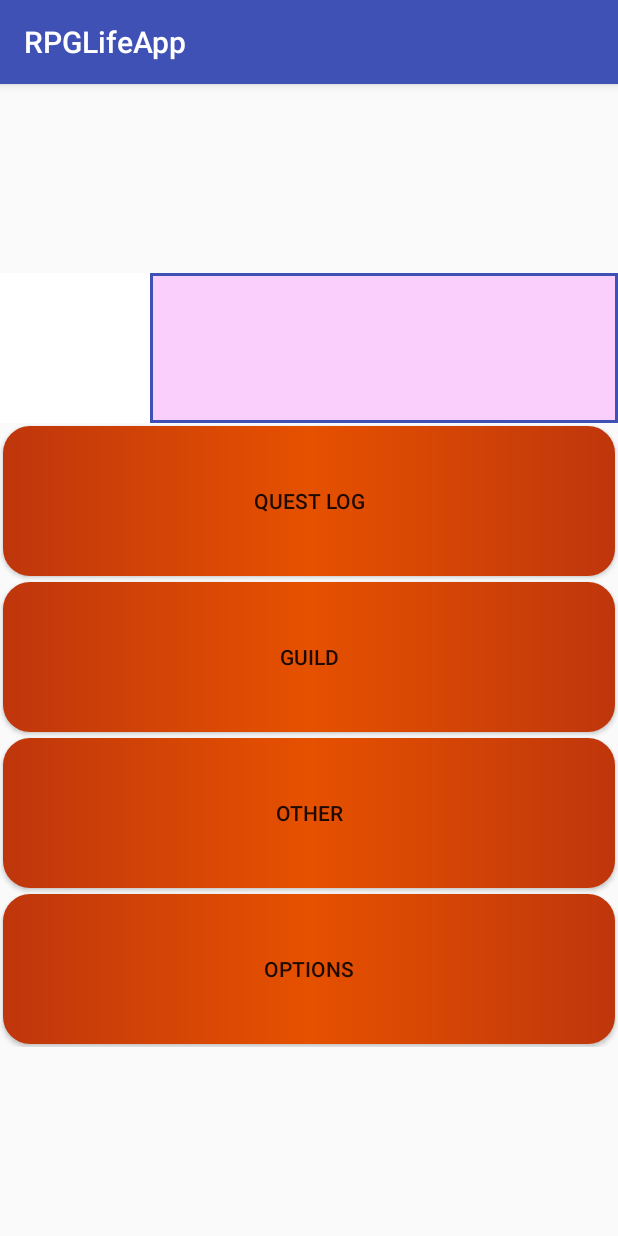
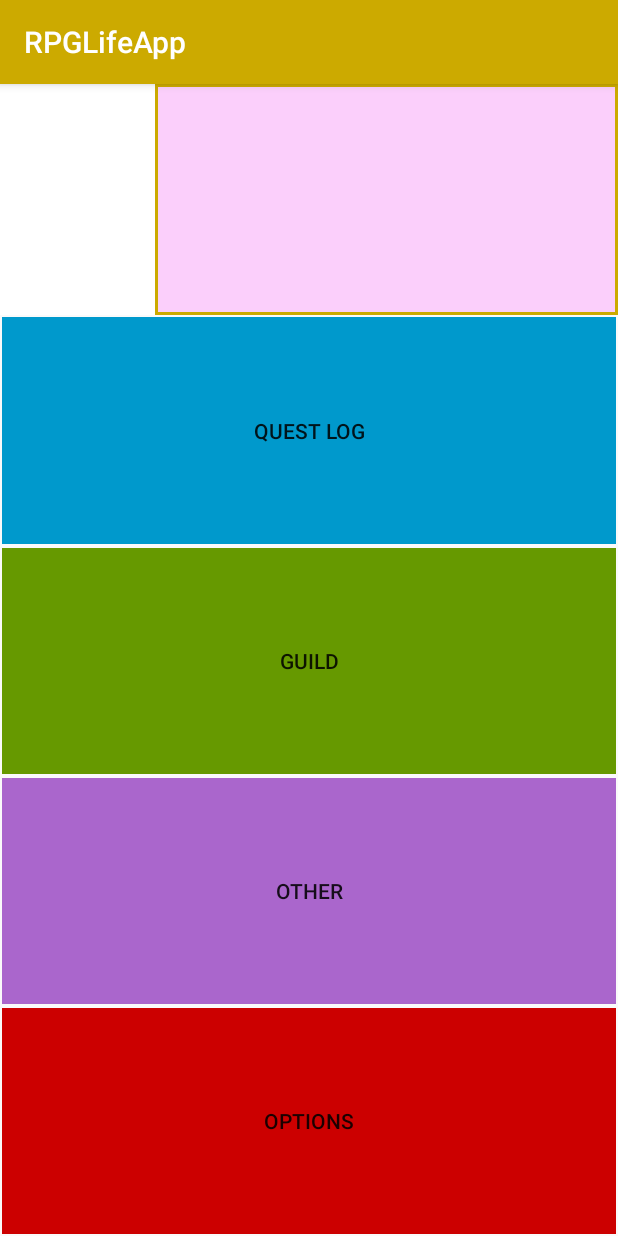
Before and after one commit to SvenDub/RPGLifeApp, an Android app: the MainMenuActivity screen opened directly, with no data from a screen before it, on a phone screen of 412 x 824 dp. Run offline under Robolectric (Android 15) with nearby library versions, the phone set to English and light mode, and no system bars; our stand-ins replace data binding.

Commit message:
Altered some styling.

```diff
--- a/app/src/main/java/questionablequality/rpglifeapp/MainMenuActivity.java
+++ b/app/src/main/java/questionablequality/rpglifeapp/MainMenuActivity.java
@@ -18,25 +18,38 @@ public class MainMenuActivity extends AppCompatActivity {
     protected void onCreate(Bundle savedInstanceState) {
         super.onCreate(savedInstanceState);
 
+        //Initialize the DataBinding Viewbinding
         binding = DataBindingUtil.setContentView(this, R.layout.activity_main_menu);
 
+        //Data binding the data element "User"
         binding.setUser((User)getIntent().getSerializableExtra("User"));
 
+
+        //Setting the Buttons OnClick events
         binding.btnQuestLog.setOnClickListener(new View.OnClickListener() {
             @Override
             public void onClick(View v) {
                 Intent intent = new Intent(MainMenuActivity.this, QuestLogActivity.class);
-                startActivity(intent);
-            }
+                startActivity(intent);    }
         });
+
+        binding.btnGuild.setOnClickListener(new View.OnClickListener() {
+            @Override
+            public void onClick(View v) {
+
+            }   });
+
+        binding.btnOptions.setOnClickListener(new View.OnClickListener() {
+            @Override
+            public void onClick(View v) {
+
+            }   });
 
         binding.btnOptions.setOnClickListener(new View.OnClickListener() {
             @Override
             public void onClick(View v) {
                 MediaPlayer mediaPlayer = MediaPlayer.create(getApplicationContext(), R.raw.mu);
-                mediaPlayer.start();
-
-            }
+                mediaPlayer.start();    }
         });
 
     }
--- /dev/null
+++ b/app/src/main/res/drawable/main_menu_button.xml
@@ -0,0 +1,4 @@
+<?xml version="1.0" encoding="utf-8"?>
+<shape xmlns:android="http://schemas.android.com/apk/res/android"
+    android:shape="rectangle">
+</shape>
--- a/app/src/main/res/drawable/mainmenuscroll.xml
+++ b/app/src/main/res/drawable/main_menu_scroll.xml
@@ -1,6 +1,6 @@
 <?xml version="1.0" encoding="utf-8"?>
 <shape xmlns:android="http://schemas.android.com/apk/res/android">
-    <stroke android:color="@color/colorPrimary"
+    <stroke android:color="@color/DefaultColor"
         android:width="2dp"/>
     <gradient android:startColor="@color/ScrollBackground"
         android:endColor="@color/ScrollBackground"/>
--- a/app/src/main/res/drawable/mainmenubutton.xml
+++ /dev/null
@@ -1,10 +0,0 @@
-<?xml version="1.0" encoding="utf-8"?>
-<shape xmlns:android="http://schemas.android.com/apk/res/android"
-    android:shape="rectangle">
-
-    <gradient android:startColor="@color/colorButtonStyleDark"
-        android:centerColor="@color/colorButtonStyle"
-        android:endColor="@color/colorButtonStyleDark"/>
-
-    <corners android:radius="18dp" />
-</shape>
--- a/app/src/main/res/layout/activity_main_menu.xml
+++ b/app/src/main/res/layout/activity_main_menu.xml
@@ -17,19 +17,20 @@
 
         <LinearLayout
             android:layout_width="match_parent"
-            android:layout_height="wrap_content"
-            android:orientation="horizontal">
+            android:layout_height="match_parent"
+            android:orientation="horizontal"
+            android:layout_weight="1">
 
             <ImageView
-                android:layout_width="200dp"
-                android:layout_height="100dp"
-                android:layout_weight="0.07"
+                android:layout_width="match_parent"
+                android:layout_height="match_parent"
+                android:layout_weight="3"
                 app:srcCompat="@android:color/background_light"/>
 
-            <ScrollView android:background="@drawable/mainmenuscroll"
+            <ScrollView android:background="@drawable/main_menu_scroll"
                 android:layout_width="match_parent"
-                android:layout_height="100dp"
-                android:layout_weight="0.07">
+                android:layout_height="match_parent"
+                android:layout_weight="1">
 
                 <LinearLayout
                     android:layout_width="match_parent"
@@ -47,40 +48,41 @@
 
         </LinearLayout>
 
-        <LinearLayout
-            android:layout_width="match_parent"
-            android:layout_height="wrap_content"
-            android:layout_gravity="bottom"
-            android:orientation="vertical">
-
         <Button
             android:id="@+id/btn_quest_log"
             style="@style/MainMenuButton"
             android:layout_width="match_parent"
-                android:layout_height="wrap_content"
-                android:text="@string/action_quest_log"/>
+            android:layout_height="match_parent"
+            android:text="@string/action_quest_log"
+            android:layout_weight="1"
+            android:backgroundTint="@android:color/holo_blue_dark" />
 
         <Button
             android:id="@+id/btn_guild"
             style="@style/MainMenuButton"
             android:layout_width="match_parent"
-                android:layout_height="wrap_content"
-                android:text="@string/action_guild"/>
+            android:layout_height="match_parent"
+            android:text="@string/action_guild"
+            android:layout_weight="1"
+            android:backgroundTint="@android:color/holo_green_dark" />
 
         <Button
             android:id="@+id/btn_other"
             style="@style/MainMenuButton"
             android:layout_width="match_parent"
-                android:layout_height="wrap_content"
-                android:text="@string/action_other"/>
+            android:layout_height="match_parent"
+            android:text="@string/action_other"
+            android:layout_weight="1"
+            android:backgroundTint="@android:color/holo_purple" />
 
         <Button
             android:id="@+id/btn_options"
             style="@style/MainMenuButton"
             android:layout_width="match_parent"
-                android:layout_height="wrap_content"
-                android:text="@string/action_options"/>
-        </LinearLayout>
+            android:layout_height="match_parent"
+            android:text="@string/action_options"
+            android:layout_weight="1"
+            android:backgroundTint="@android:color/holo_red_dark" />
 
     </LinearLayout>
 </layout>
--- a/app/src/main/res/layout/activity_quest_log.xml
+++ b/app/src/main/res/layout/activity_quest_log.xml
@@ -11,7 +11,7 @@
         <ListView
             android:layout_width="match_parent"
             android:layout_height="match_parent"
-            android:layout_weight=".15">
+            android:layout_weight="1">
         </ListView>
 
         <LinearLayout
@@ -19,29 +19,30 @@
             android:layout_width="match_parent"
             android:layout_height="match_parent"
             android:gravity="bottom"
-            android:layout_weight="1">
+            android:layout_weight="5">
 
-            <Button
+            <Button style="@style/DefaultButton"
                 android:text="Add Quest"
                 android:layout_width="match_parent"
-                android:layout_height="wrap_content"
-                android:id="@+id/BtnAddQuest" />
+                android:layout_height="match_parent"
+                android:id="@+id/BtnAddQuest"
+                android:layout_weight="1" />
 
             <LinearLayout
                 android:orientation="horizontal"
                 android:layout_width="match_parent"
                 android:layout_height="match_parent"
-                android:gravity="bottom">
+                android:gravity="bottom"
+                android:layout_weight="1">
 
-                <Button
+                <Button style="@style/BackButton"
                     android:id="@+id/BtnBack"
-                    android:layout_weight="1"
-                    style="@style/BackButton" />
+                    android:layout_weight="1" />
 
-                <Button
+                <Button style="@style/DefaultButton"
                     android:text="Button"
                     android:layout_width="match_parent"
-                    android:layout_height="wrap_content"
+                    android:layout_height="match_parent"
                     android:id="@+id/BtnFilter"
                     android:layout_weight="1" />
             </LinearLayout>
--- a/app/src/main/res/values/colors.xml
+++ b/app/src/main/res/values/colors.xml
@@ -1,13 +1,14 @@
 <?xml version="1.0" encoding="utf-8"?>
 <resources>
-    <color name="colorPrimary">#3F51B5</color>
-    <color name="colorPrimaryDark">#303F9F</color>
-    <color name="colorAccent">#FF4081</color>
 
-    <color name="colorButtonStyle">#e65100</color>
-    <color name="colorButtonStyleDark">#bf360c</color>
+    <color name="DefaultColor">#CCAA00</color>
+    <color name="DefaultColorDark">#AA8800</color>
+    <color name="DefaultColorAccent">#AACC00</color>
+
+    <color name="colorButtonStyle">#000000</color>
 
     <color name="ScrollBackground">#47ff62ff</color>
 
-    <color name="BackButton">#FF0000</color>
+    <color name="BackButton">#CC0000</color>
+
 </resources>
--- a/app/src/main/res/values/styles.xml
+++ b/app/src/main/res/values/styles.xml
@@ -3,20 +3,25 @@
     <!-- Base application theme. -->
     <style name="AppTheme" parent="Theme.AppCompat.Light.DarkActionBar">
         <!-- Customize your theme here. -->
-        <item name="colorPrimary">@color/colorPrimary</item>
-        <item name="colorPrimaryDark">@color/colorPrimaryDark</item>
-        <item name="colorAccent">@color/colorAccent</item>
+        <item name="colorPrimary">@color/DefaultColor</item>
+        <item name="colorPrimaryDark">@color/DefaultColorDark</item>
+        <item name="colorAccent">@color/DefaultColorAccent</item>
     </style>
 
     <style name="MainMenuButton" parent="Base.Widget.AppCompat.Button">
-        <item name="android:height">100dp</item>
-        <item name="android:layout_margin">2dp</item>
-        <item name="android:background">@drawable/mainmenubutton</item>
+        <item name="android:background">@drawable/main_menu_button</item>
+        <item name="android:layout_margin">1dp</item>
+        <item name="android:layout_weight">1</item>
+    </style>
+
+    <style name="DefaultButton" parent="Base.Widget.AppCompat.Button">
+        <item name="android:background">@color/DefaultColor</item>
+        <item name="android:layout_margin">1dp</item>
     </style>
 
     <style name="BackButton" parent="Base.Widget.AppCompat.Button">
-        <item name="android:layout_height">50dp</item>
-        <item name="android:layout_width">100dp</item>
+        <item name="android:layout_height">match_parent</item>
+        <item name="android:layout_width">150dp</item>
         <item name="android:layout_margin">2dp</item>
         <item name="android:background">@color/BackButton</item>
         <item name="android:text">&lt;</item>
```
Lines whose indentation alone changed are shown as unchanged.
